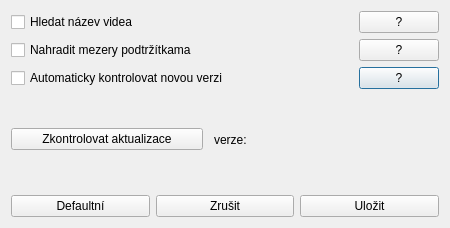
First picture: the form in settings_dialog.ui, repository RxiPland/y2mate_desktop, before the edit.
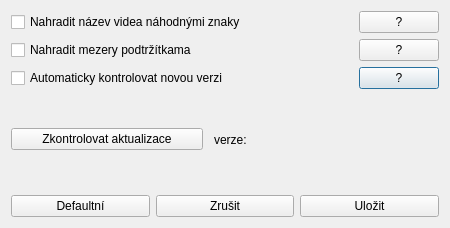
Second picture: the form after the edit.

Diff of the .ui file:
```diff
--- a/settings_dialog.ui
+++ b/settings_dialog.ui
@@ -43,7 +43,7 @@
           </sizepolicy>
          </property>
          <property name="text">
-          <string>Hledat název videa</string>
+          <string>Nahradit název videa náhodnými znaky</string>
          </property>
         </widget>
        </item>
```
